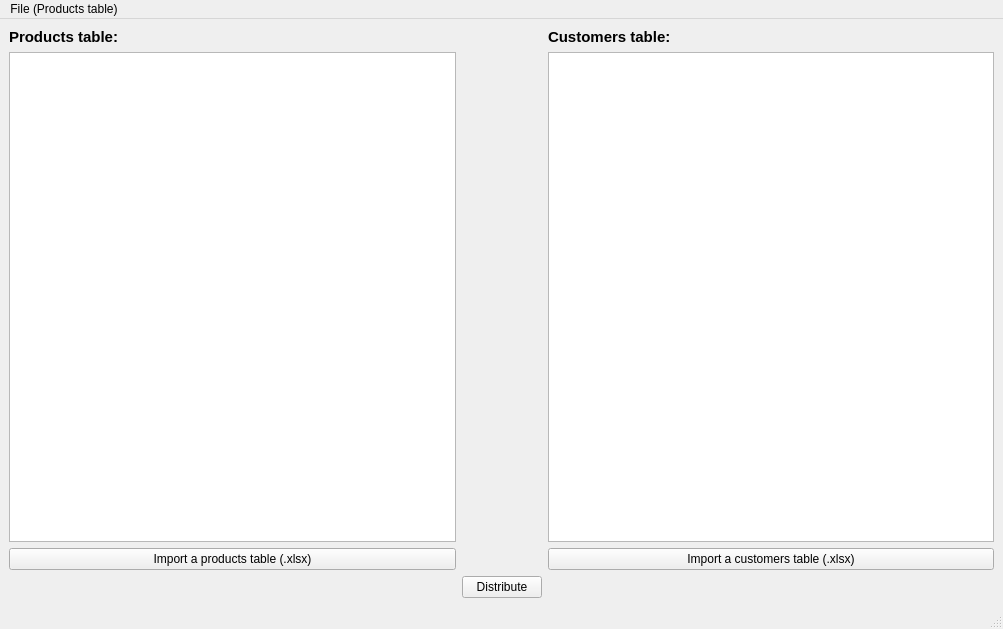
This is mainwindow.ui in VolodymirM/Avocado as Qt 5 draws it before an edit. The edited form follows.
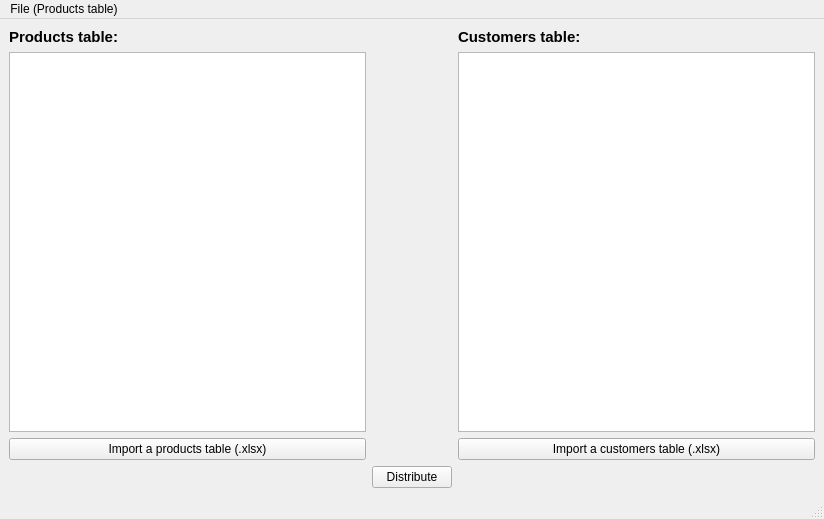
This is the edited form.

Commit message: Customers' table importing created

```diff
--- a/mainwindow.ui
+++ b/mainwindow.ui
@@ -6,8 +6,8 @@
    <rect>
     <x>0</x>
     <y>0</y>
-    <width>1003</width>
-    <height>629</height>
+    <width>824</width>
+    <height>519</height>
    </rect>
   </property>
   <property name="windowTitle">
@@ -119,7 +119,7 @@
     <rect>
      <x>0</x>
      <y>0</y>
-     <width>1003</width>
+     <width>824</width>
      <height>25</height>
     </rect>
    </property>
```
The commit also changes 2 other files.
